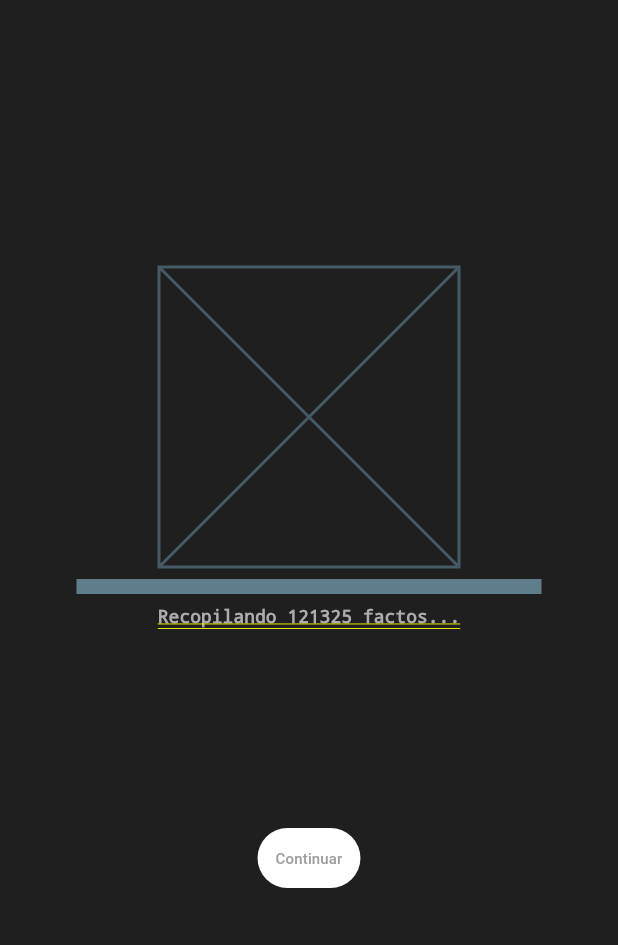
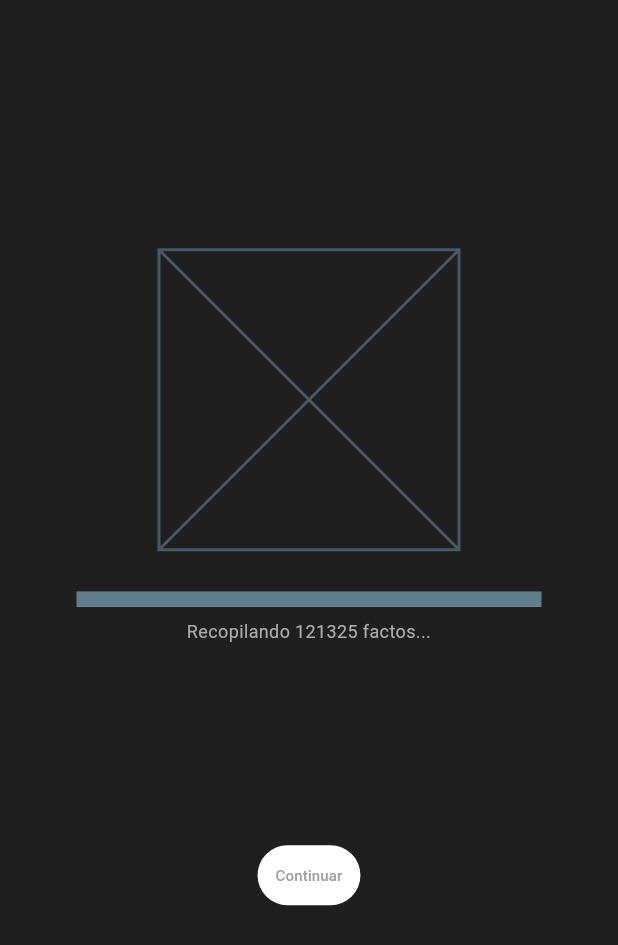
Before and after one commit to carlostic26/factos, a Flutter app: the screen it shows after launch, on a phone screen of 412 x 824 dp. Shown: the top 945 px of the screen. Run offline on Flutter 3.47's test engine with Material 3 defaults, Android fonts, the phone set to English and light mode, and no system bars; drawn by our look-alikes of percent_indicator; our stand-ins replace flutter_riverpod, riverpod; Roboto replaces fonts that are missing (Inter_ExtraLight.ttf).

Commit message:
starting with facto widget

```diff
--- a/lib/config/styles/constants/theme_data.dart
+++ b/lib/config/styles/constants/theme_data.dart
@@ -1,7 +1,8 @@
 import 'package:flutter/material.dart';
 
 const Color scaffoldBackgroundColor = Color(0xFF1F1F1F);
-const Color buttonLigthColor = Color.fromARGB(255, 161, 161, 161);
+const Color buttonLigthColor = Color.fromARGB(255, 179, 179, 179);
+const Color factoBackgroundColor = Color.fromARGB(255, 179, 179, 179);
 const Color buttonNoLigthColor = Color.fromARGB(255, 103, 103, 103);
 const Color searchFieldBackgroundColor = Color(0xFF595959);
 const Color titleTextColor = Color(0xFFDBDBDB);
--- a/lib/presentation/screens/loading/loading_screen.dart
+++ b/lib/presentation/screens/loading/loading_screen.dart
@@ -1,5 +1,6 @@
 import 'package:factos/config/styles/constants/theme_data.dart';
 import 'package:factos/presentation/provider/riverpod.dart';
+import 'package:factos/presentation/screens/welcome/welcome_screen.dart';
 import 'package:flutter/material.dart';
 import 'package:flutter_riverpod/flutter_riverpod.dart';
 import 'package:percent_indicator/linear_percent_indicator.dart';
@@ -21,13 +22,17 @@ class LoadingScreen extends ConsumerWidget {
       isLoaded = true;
     });
 
-    return Container(
+    return Scaffold(
+      body: Container(
         color: scaffoldBackgroundColor,
         child: Column(
           crossAxisAlignment: CrossAxisAlignment.center,
           mainAxisAlignment: MainAxisAlignment.center,
           children: [
             const SizedBox(height: 200, width: 200, child: Placeholder()),
+            const SizedBox(
+              height: 20,
+            ),
             Container(
               alignment: Alignment.center,
               padding: const EdgeInsets.all(8),
@@ -41,9 +46,12 @@ class LoadingScreen extends ConsumerWidget {
                   progressColor: Colors.blueGrey),
             ),
             Text(
+              "Recopilando $numFactos factos...",
               textAlign: TextAlign.center,
-            "Recopilando $numFactos factos...",
-            style: const TextStyle(color: subtitleTextColor, fontSize: 12),
+              style: const TextStyle(
+                  color: subtitleTextColor,
+                  fontSize: 12,
+                  fontFamily: 'Inter_ExtraLight.ttf'),
             ),
             const SizedBox(
               height: 80,
@@ -55,7 +63,10 @@ class LoadingScreen extends ConsumerWidget {
                 child: TextButton(
                   onPressed: buttonContinue
                       ? () async {
-                        //go to welcomscreen || go to homeScreen
+                          Navigator.push(
+                              context,
+                              MaterialPageRoute(
+                                  builder: (_) => const WelcomeScreen()));
                         }
                       : null,
                   style: ButtonStyle(
@@ -74,6 +85,7 @@ class LoadingScreen extends ConsumerWidget {
             ),
           ],
         ),
+      ),
     );
   }
 }
```
Also changed, not shown: lib/domain/entities/facto_entity.dart (added, +16 -0 lines), lib/presentation/common/widgets/facto_widget.dart (added, +44 -0 lines), lib/presentation/screens/welcome/welcome_screen.dart (+18 -0 lines), pubspec.yaml (+7 -28 lines), assets/fonts/Inter_Bold.ttf (added), assets/fonts/Inter_ExtraLight.ttf (added), assets/images/emoti_informatico.png (added), lib/presentation/screens/welcome/screens_welcome.dart (added), lib/presentation/screens/welcome/widgets/welcome_first_widget.dart (added). Lines whose indentation alone changed are shown as unchanged.
